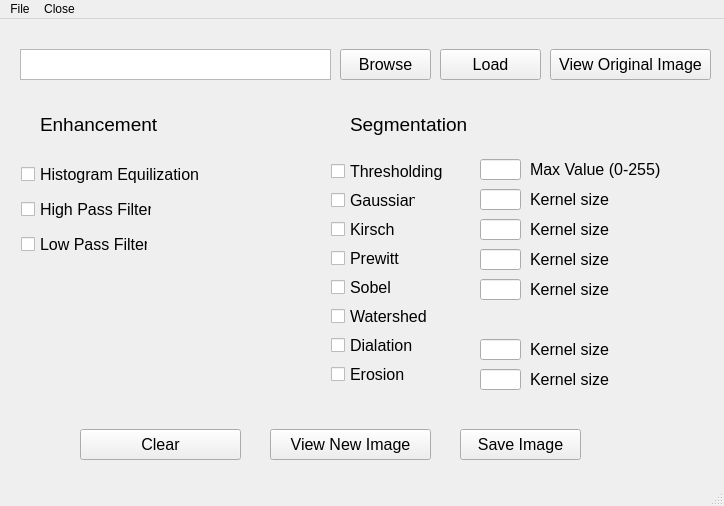
This is ImgProc/mainwindow.ui in polina-golikova/ImageProcessing as Qt 5 draws it before an edit. The edited form follows.
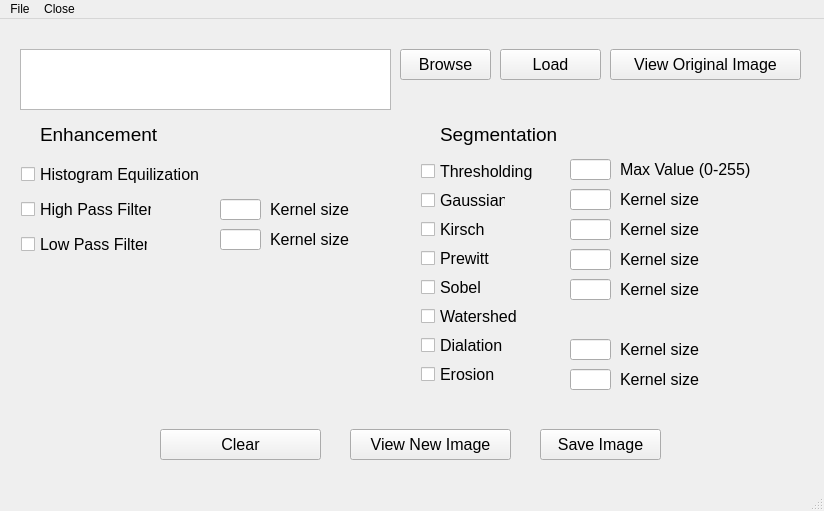
This is the edited form.

The edit to the form file:
```diff
--- a/ImgProc/mainwindow.ui
+++ b/ImgProc/mainwindow.ui
@@ -6,8 +6,8 @@
    <rect>
     <x>0</x>
     <y>0</y>
-    <width>724</width>
-    <height>506</height>
+    <width>824</width>
+    <height>511</height>
    </rect>
   </property>
   <property name="windowTitle">
@@ -19,20 +19,20 @@
      <rect>
       <x>20</x>
       <y>30</y>
-      <width>311</width>
-      <height>31</height>
+      <width>371</width>
+      <height>61</height>
      </rect>
     </property>
     <property name="font">
      <font>
-      <pointsize>11</pointsize>
+      <pointsize>10</pointsize>
      </font>
     </property>
    </widget>
    <widget class="QPushButton" name="openImageBtn">
     <property name="geometry">
      <rect>
-      <x>440</x>
+      <x>500</x>
       <y>30</y>
       <width>101</width>
       <height>31</height>
@@ -50,9 +50,9 @@
    <widget class="QPushButton" name="viewImageBtn">
     <property name="geometry">
      <rect>
-      <x>550</x>
+      <x>610</x>
       <y>30</y>
-      <width>161</width>
+      <width>191</width>
       <height>31</height>
      </rect>
     </property>
@@ -122,7 +122,7 @@
    <widget class="QCheckBox" name="kirBx">
     <property name="geometry">
      <rect>
-      <x>331</x>
+      <x>421</x>
       <y>199</y>
       <width>65</width>
       <height>22</height>
@@ -140,7 +140,7 @@
    <widget class="QCheckBox" name="threshBx">
     <property name="geometry">
      <rect>
-      <x>331</x>
+      <x>421</x>
       <y>141</y>
       <width>131</width>
       <height>22</height>
@@ -158,7 +158,7 @@
    <widget class="QCheckBox" name="gausBx">
     <property name="geometry">
      <rect>
-      <x>331</x>
+      <x>421</x>
       <y>170</y>
       <width>85</width>
       <height>22</height>
@@ -176,7 +176,7 @@
    <widget class="QCheckBox" name="prewBx">
     <property name="geometry">
      <rect>
-      <x>331</x>
+      <x>421</x>
       <y>228</y>
       <width>111</width>
       <height>22</height>
@@ -194,7 +194,7 @@
    <widget class="QCheckBox" name="waterBx">
     <property name="geometry">
      <rect>
-      <x>331</x>
+      <x>421</x>
       <y>286</y>
       <width>98</width>
       <height>22</height>
@@ -212,7 +212,7 @@
    <widget class="QCheckBox" name="sobBx">
     <property name="geometry">
      <rect>
-      <x>331</x>
+      <x>421</x>
       <y>257</y>
       <width>61</width>
       <height>22</height>
@@ -230,7 +230,7 @@
    <widget class="QCheckBox" name="eroBx">
     <property name="geometry">
      <rect>
-      <x>331</x>
+      <x>421</x>
       <y>344</y>
       <width>111</width>
       <height>22</height>
@@ -248,7 +248,7 @@
    <widget class="QCheckBox" name="diaBx">
     <property name="geometry">
      <rect>
-      <x>331</x>
+      <x>421</x>
       <y>315</y>
       <width>111</width>
       <height>22</height>
@@ -266,7 +266,7 @@
    <widget class="QPushButton" name="viewNewImageBtn">
     <property name="geometry">
      <rect>
-      <x>270</x>
+      <x>350</x>
       <y>410</y>
       <width>161</width>
       <height>31</height>
@@ -284,7 +284,7 @@
    <widget class="QPushButton" name="saveImageBtn">
     <property name="geometry">
      <rect>
-      <x>460</x>
+      <x>540</x>
       <y>410</y>
       <width>121</width>
       <height>31</height>
@@ -302,7 +302,7 @@
    <widget class="QLabel" name="label">
     <property name="geometry">
      <rect>
-      <x>530</x>
+      <x>620</x>
       <y>140</y>
       <width>161</width>
       <height>21</height>
@@ -320,7 +320,7 @@
    <widget class="QLabel" name="label_2">
     <property name="geometry">
      <rect>
-      <x>530</x>
+      <x>620</x>
       <y>320</y>
       <width>161</width>
       <height>21</height>
@@ -338,7 +338,7 @@
    <widget class="QLabel" name="label_3">
     <property name="geometry">
      <rect>
-      <x>530</x>
+      <x>620</x>
       <y>350</y>
       <width>161</width>
       <height>21</height>
@@ -356,7 +356,7 @@
    <widget class="QLineEdit" name="diaKern">
     <property name="geometry">
      <rect>
-      <x>480</x>
+      <x>570</x>
       <y>320</y>
       <width>41</width>
       <height>21</height>
@@ -371,7 +371,7 @@
    <widget class="QLineEdit" name="eroKern">
     <property name="geometry">
      <rect>
-      <x>480</x>
+      <x>570</x>
       <y>350</y>
       <width>41</width>
       <height>21</height>
@@ -386,7 +386,7 @@
    <widget class="QLineEdit" name="gausKirn">
     <property name="geometry">
      <rect>
-      <x>480</x>
+      <x>570</x>
       <y>170</y>
       <width>41</width>
       <height>21</height>
@@ -401,7 +401,7 @@
    <widget class="QLabel" name="label_6">
     <property name="geometry">
      <rect>
-      <x>530</x>
+      <x>620</x>
       <y>200</y>
       <width>161</width>
       <height>21</height>
@@ -419,7 +419,7 @@
    <widget class="QLineEdit" name="kirKern">
     <property name="geometry">
      <rect>
-      <x>480</x>
+      <x>570</x>
       <y>200</y>
       <width>41</width>
       <height>21</height>
@@ -434,7 +434,7 @@
    <widget class="QLabel" name="label_7">
     <property name="geometry">
      <rect>
-      <x>530</x>
+      <x>620</x>
       <y>230</y>
       <width>161</width>
       <height>21</height>
@@ -452,7 +452,7 @@
    <widget class="QLineEdit" name="preKern">
     <property name="geometry">
      <rect>
-      <x>480</x>
+      <x>570</x>
       <y>230</y>
       <width>41</width>
       <height>21</height>
@@ -467,7 +467,7 @@
    <widget class="QLabel" name="label_8">
     <property name="geometry">
      <rect>
-      <x>530</x>
+      <x>620</x>
       <y>260</y>
       <width>161</width>
       <height>21</height>
@@ -485,7 +485,7 @@
    <widget class="QLineEdit" name="sobKern">
     <property name="geometry">
      <rect>
-      <x>480</x>
+      <x>570</x>
       <y>260</y>
       <width>41</width>
       <height>21</height>
@@ -501,7 +501,7 @@
     <property name="geometry">
      <rect>
       <x>40</x>
-      <y>90</y>
+      <y>100</y>
       <width>171</width>
       <height>31</height>
      </rect>
@@ -518,8 +518,8 @@
    <widget class="QLabel" name="label_10">
     <property name="geometry">
      <rect>
-      <x>350</x>
-      <y>90</y>
+      <x>440</x>
+      <y>100</y>
       <width>171</width>
       <height>31</height>
      </rect>
@@ -536,7 +536,7 @@
    <widget class="QPushButton" name="loadImgBtn">
     <property name="geometry">
      <rect>
-      <x>340</x>
+      <x>400</x>
       <y>30</y>
       <width>91</width>
       <height>31</height>
@@ -554,7 +554,7 @@
    <widget class="QLineEdit" name="threshVal">
     <property name="geometry">
      <rect>
-      <x>480</x>
+      <x>570</x>
       <y>140</y>
       <width>41</width>
       <height>21</height>
@@ -569,7 +569,7 @@
    <widget class="QLabel" name="label_11">
     <property name="geometry">
      <rect>
-      <x>530</x>
+      <x>620</x>
       <y>170</y>
       <width>161</width>
       <height>21</height>
@@ -587,7 +587,7 @@
    <widget class="QPushButton" name="clearBtn">
     <property name="geometry">
      <rect>
-      <x>80</x>
+      <x>160</x>
       <y>410</y>
       <width>161</width>
       <height>31</height>
@@ -602,6 +602,72 @@
      <string>Clear</string>
     </property>
    </widget>
+   <widget class="QLineEdit" name="hpKern">
+    <property name="geometry">
+     <rect>
+      <x>220</x>
+      <y>180</y>
+      <width>41</width>
+      <height>21</height>
+     </rect>
+    </property>
+    <property name="font">
+     <font>
+      <pointsize>12</pointsize>
+     </font>
+    </property>
+   </widget>
+   <widget class="QLabel" name="label_12">
+    <property name="geometry">
+     <rect>
+      <x>270</x>
+      <y>180</y>
+      <width>101</width>
+      <height>21</height>
+     </rect>
+    </property>
+    <property name="font">
+     <font>
+      <pointsize>12</pointsize>
+     </font>
+    </property>
+    <property name="text">
+     <string>Kernel size</string>
+    </property>
+   </widget>
+   <widget class="QLineEdit" name="lpKern">
+    <property name="geometry">
+     <rect>
+      <x>220</x>
+      <y>210</y>
+      <width>41</width>
+      <height>21</height>
+     </rect>
+    </property>
+    <property name="font">
+     <font>
+      <pointsize>12</pointsize>
+     </font>
+    </property>
+   </widget>
+   <widget class="QLabel" name="label_13">
+    <property name="geometry">
+     <rect>
+      <x>270</x>
+      <y>210</y>
+      <width>101</width>
+      <height>21</height>
+     </rect>
+    </property>
+    <property name="font">
+     <font>
+      <pointsize>12</pointsize>
+     </font>
+    </property>
+    <property name="text">
+     <string>Kernel size</string>
+    </property>
+   </widget>
   </widget>
   <widget class="QStatusBar" name="statusbar"/>
   <widget class="QMenuBar" name="menubar">
@@ -609,7 +675,7 @@
     <rect>
      <x>0</x>
      <y>0</y>
-     <width>724</width>
+     <width>824</width>
      <height>25</height>
     </rect>
    </property>
```
Left out of the diff: 2 changed lines with no effect on the pictures.
